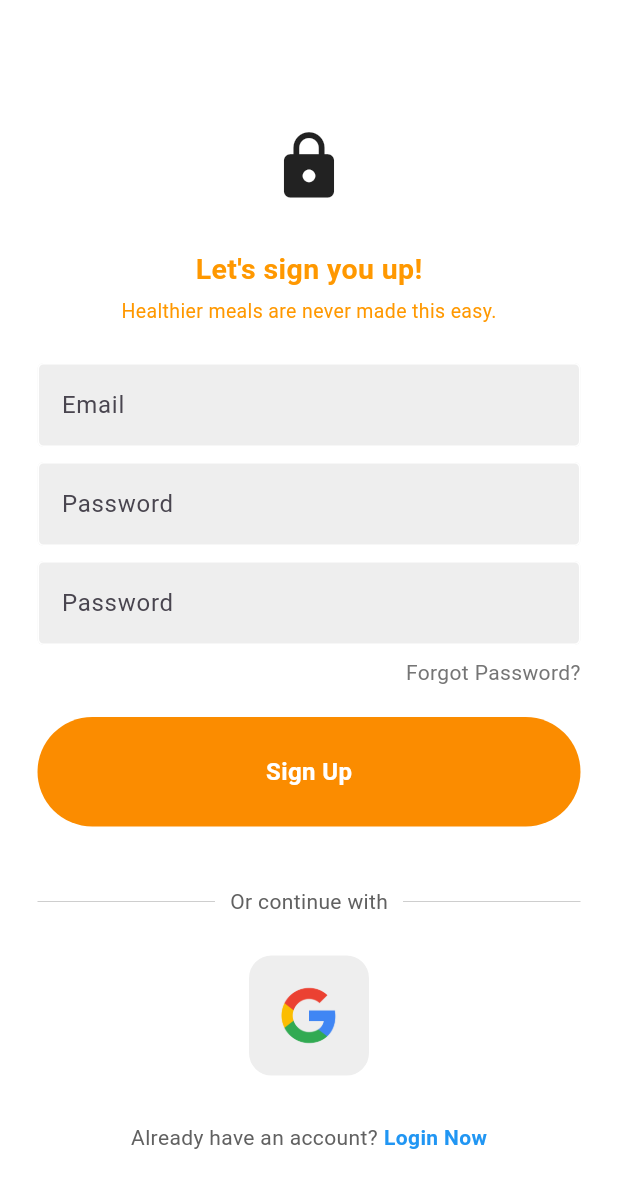
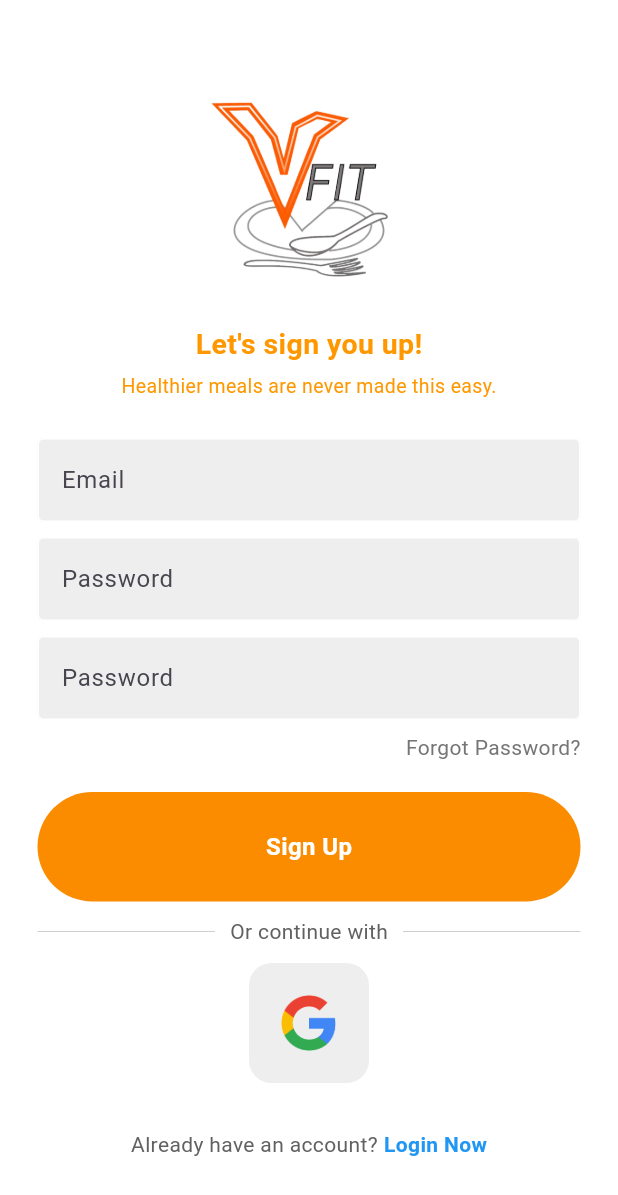
Before and after one commit to qu-ngx/DeFat, a Flutter app: the RegisterPage screen opened directly with empty values, on a phone screen of 412 x 824 dp. Shown: the top 1195 px of the screen. Run offline on Flutter 3.47's test engine with Material 3 defaults, Android fonts, the light colour scheme and no system bars; our stand-ins replace cloud_firestore, firebase_auth, firebase_core, google_sign_in, image_picker, percent_indicator and 1 more; missing offline and left inert: tflite_flutter; accounts and stored records are empty; network calls fail.

Commit message:
changed app icon and icons in menu

```diff
--- a/lib/models/food.dart
+++ b/lib/models/food.dart
@@ -7,6 +7,7 @@ class Food {
   double proteins;
   double carbs;
   double fibers;
+  String details;
 
   Food(
       {required this.label,
@@ -16,7 +17,8 @@ class Food {
       required this.fat,
       required this.proteins,
       required this.carbs,
-      required this.fibers});
+      required this.fibers,
+      required this.details});
 
   // String get _label => label;
   // String get _name => name;
--- a/lib/pages/authenticator/register_page.dart
+++ b/lib/pages/authenticator/register_page.dart
@@ -67,13 +67,12 @@ class _RegisterPageState extends State<RegisterPage> {
           child: Column(
             mainAxisAlignment: MainAxisAlignment.center,
             children: [
-              const SizedBox(height: 30),
               // Logo
-              const Icon(
-                Icons.lock,
-                size: 50,
+              Image.asset(
+                "assets/icons/NuFit.PNG",
+                width: 175,
+                height: 165,
               ),
-              const SizedBox(height: 30),
               const Text(
                 "Let's sign you up!",
                 style: TextStyle(
@@ -140,7 +139,7 @@ class _RegisterPageState extends State<RegisterPage> {
               // Sign Up Button
               SignInOutButton(signState: "Sign Up", onTap: signUserUp),
 
-              const SizedBox(height: 40),
+              const SizedBox(height: 10),
 
               Padding(
                 padding: const EdgeInsets.symmetric(horizontal: 25.0),
@@ -167,7 +166,7 @@ class _RegisterPageState extends State<RegisterPage> {
                 ),
               ),
 
-              const SizedBox(height: 25),
+              const SizedBox(height: 10),
               // Google sign in symbol (to be added features)
 
               Row(
--- a/lib/pages/dictionary/food_details_page.dart
+++ b/lib/pages/dictionary/food_details_page.dart
@@ -144,7 +144,7 @@ class _FoodDetailsPageState extends State<FoodDetailsPage> {
                   ),
 
                   Text(
-                    "Something please do description later or import from the food file",
+                    widget.food.details,
                     style: TextStyle(
                       color: Colors.grey[600],
                       fontSize: 14,
@@ -167,7 +167,7 @@ class _FoodDetailsPageState extends State<FoodDetailsPage> {
                   mainAxisAlignment: MainAxisAlignment.spaceBetween,
                   children: [
                     Text(
-                      "${widget.food.calories} calories \n per 100 grams",
+                      "${widget.food.calories} calories \n per serving",
                       style: const TextStyle(
                           color: Colors.white,
                           fontWeight: FontWeight.bold,
--- a/lib/pages/profile/profile_page.dart
+++ b/lib/pages/profile/profile_page.dart
@@ -116,7 +116,7 @@ class _ProfilePageState extends State<ProfilePage> {
 
           const SizedBox(
             height: 400,
-          )
+          ),
         ],
       ),
     );
--- a/pubspec.yaml
+++ b/pubspec.yaml
@@ -25,6 +25,7 @@ dependencies:
   firebase_storage: ^11.6.4
   google_sign_in: ^6.2.1
   change_app_package_name: ^1.1.0
+  flutter_launcher_icons: ^0.13.1
 dev_dependencies:
   flutter_test:
     sdk: flutter
@@ -37,3 +38,7 @@ flutter:
    - assets/images/
    - assets/logo/
    - assets/splash/
+flutter_icons:
+  android: "nufit"
+  ios: true
+  image_path: "assets/icons/NuFit.PNG"
```
Also changed, not shown: lib/pages/authenticator/login_page.dart (+4 -5 lines), assets/icons/NuFit.PNG (added), pubspec.lock, 27 other files.
